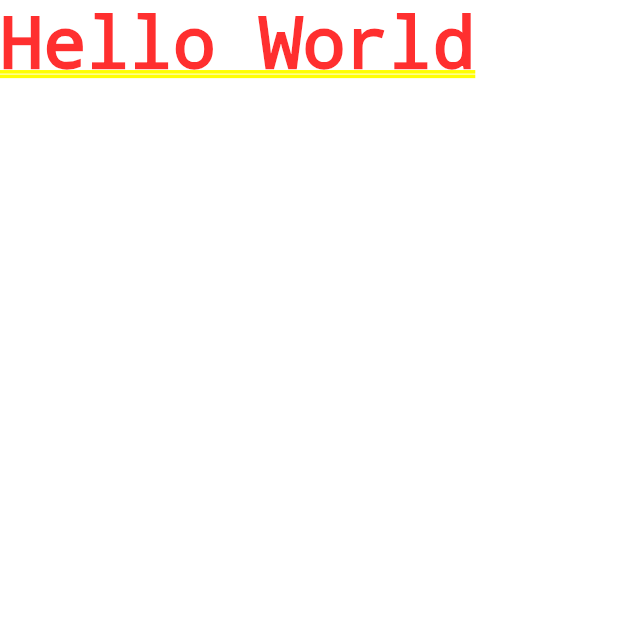
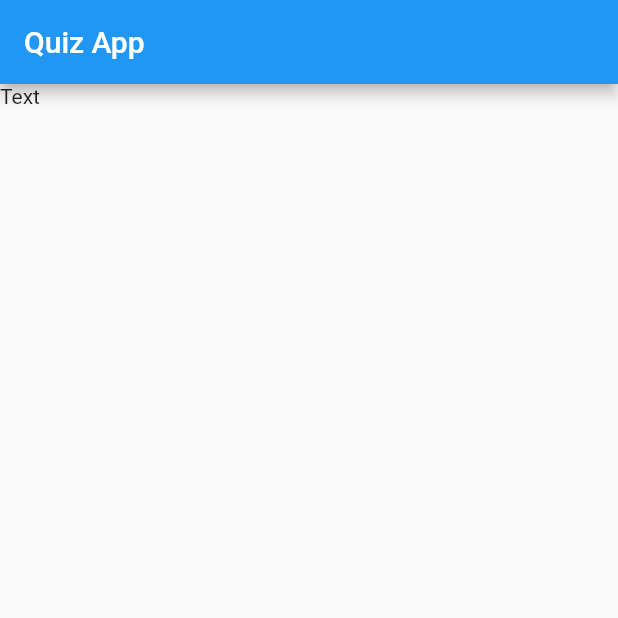
Before and after one commit to liliansousa/flutter-guide, a Flutter app: the screen it shows after launch, on a phone screen of 412 x 824 dp, the top half of it. Run offline on Flutter 3.47's test engine with Material 2 defaults, Android fonts, the phone set to English and light mode, and no system bars.

Commit message:
Scaffold Init base setup

```diff
--- a/quiz_app/lib/main.dart
+++ b/quiz_app/lib/main.dart
@@ -1,13 +1,22 @@
 import 'package:flutter/material.dart';
 
-void main() {
-  runApp(MyApp());
-}
+void main() => runApp(MyApp());
 
 class MyApp extends StatelessWidget {
+  @override
   Widget build(BuildContext context) {
     return MaterialApp(
-      home: Text('Hello World'),
+      home: Scaffold(
+        appBar: AppBar(
+          title: Text('Quiz App'),
+          actions: <Widget>[],
+        ),
+        body: Column(
+          children: <Widget>[
+            Text('Text')
+          ],
+        ),
+      ),
     );
   }
 }
```
